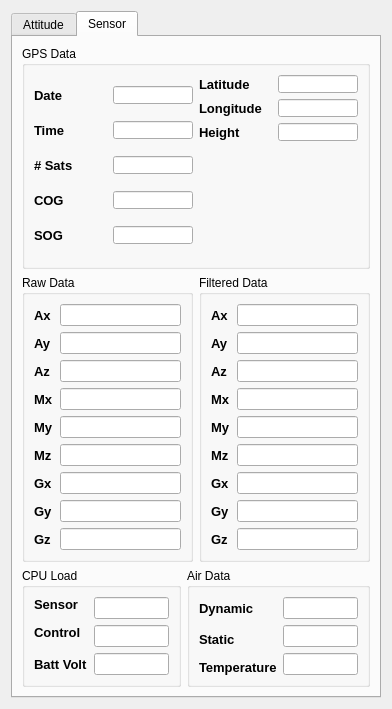
First picture: the form in src/ui/SlugsDataSensorView.ui, repository mavlink/qgroundcontrol, before the edit.
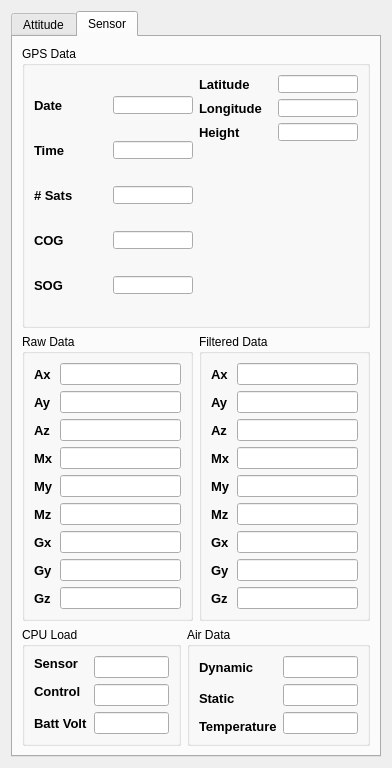
Second picture: the form after the edit. The open tabs and pages were chosen to show the change.

Diff of the .ui file:
```diff
--- a/src/ui/SlugsDataSensorView.ui
+++ b/src/ui/SlugsDataSensorView.ui
@@ -7,7 +7,7 @@
     <x>0</x>
     <y>0</y>
     <width>392</width>
-    <height>671</height>
+    <height>768</height>
    </rect>
   </property>
   <property name="sizePolicy">
```
Left out of the diff: 2 changed lines with no effect on the pictures.
